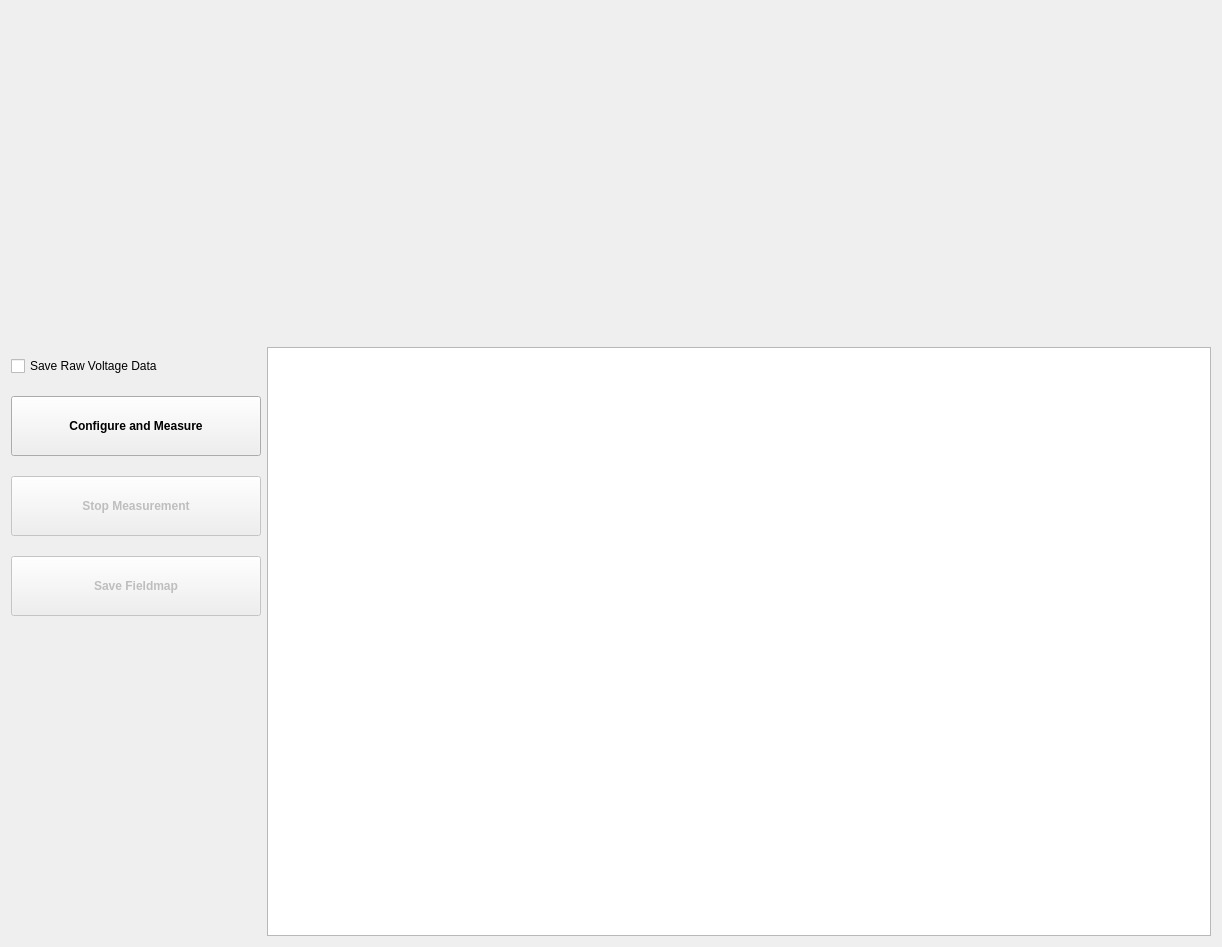
Qt form hallbench/gui/ui/measurementwidget.ui (lnls-ima/hall-bench-control) before a commit.
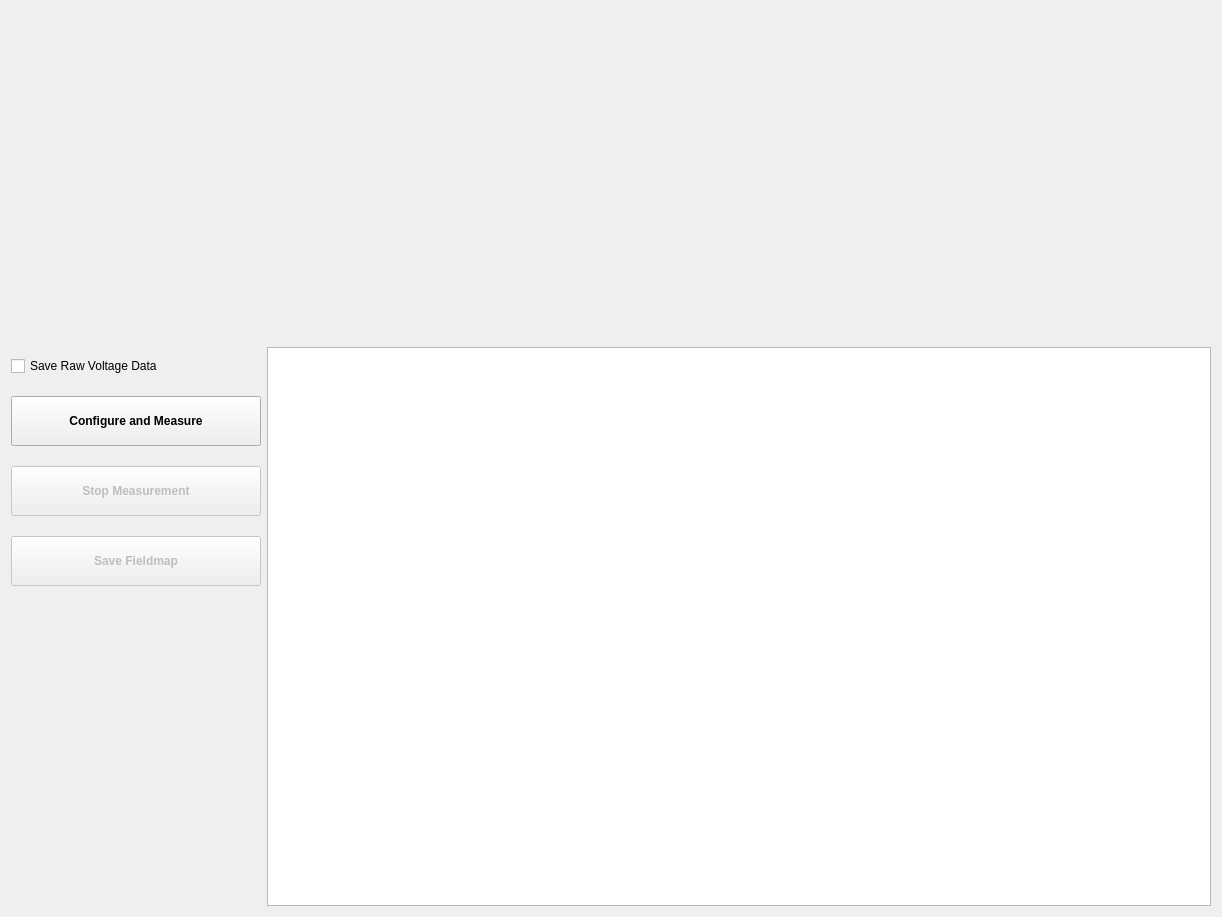
The same form after that commit. Custom widgets are drawn as their Qt base class.

```diff
--- a/hallbench/gui/ui/measurementwidget.ui
+++ b/hallbench/gui/ui/measurementwidget.ui
@@ -7,7 +7,7 @@
     <x>0</x>
     <y>0</y>
     <width>1218</width>
-    <height>938</height>
+    <height>881</height>
    </rect>
   </property>
   <property name="windowTitle">
@@ -56,7 +56,7 @@
        <property name="minimumSize">
         <size>
          <width>0</width>
-         <height>60</height>
+         <height>50</height>
         </size>
        </property>
        <property name="font">
@@ -84,7 +84,7 @@
        <property name="minimumSize">
         <size>
          <width>0</width>
-         <height>60</height>
+         <height>50</height>
         </size>
        </property>
        <property name="font">
@@ -112,7 +112,7 @@
        <property name="minimumSize">
         <size>
          <width>0</width>
-         <height>60</height>
+         <height>50</height>
         </size>
        </property>
        <property name="font">
```
